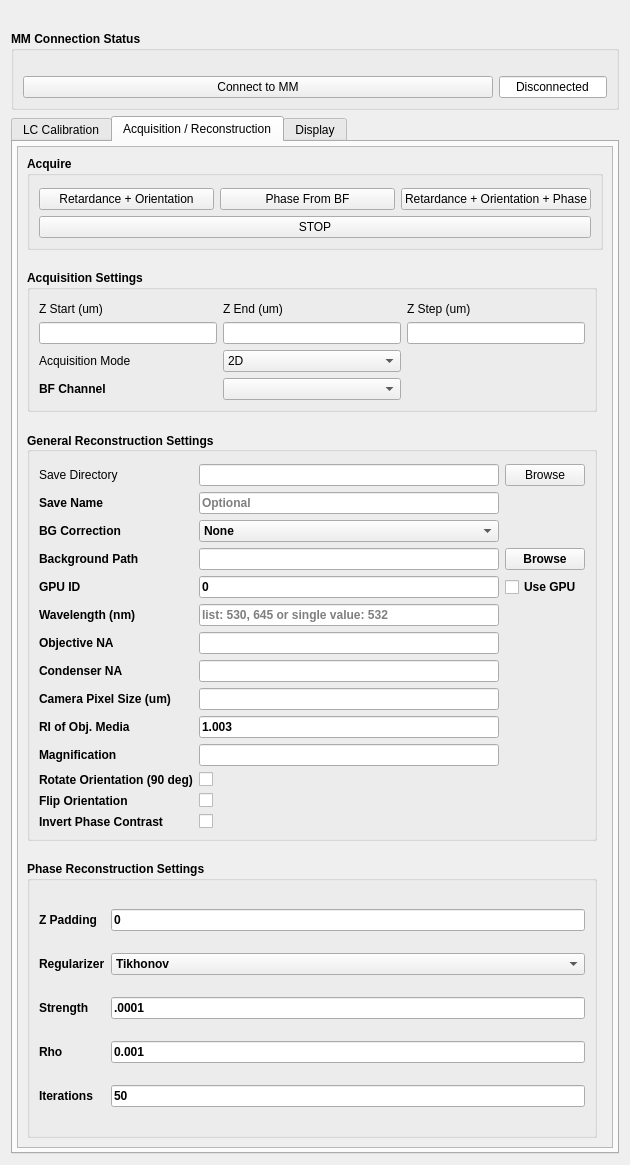
Above: waveorder/plugin/gui.ui from mehta-lab/waveorder before the change. Below: the same form after it.
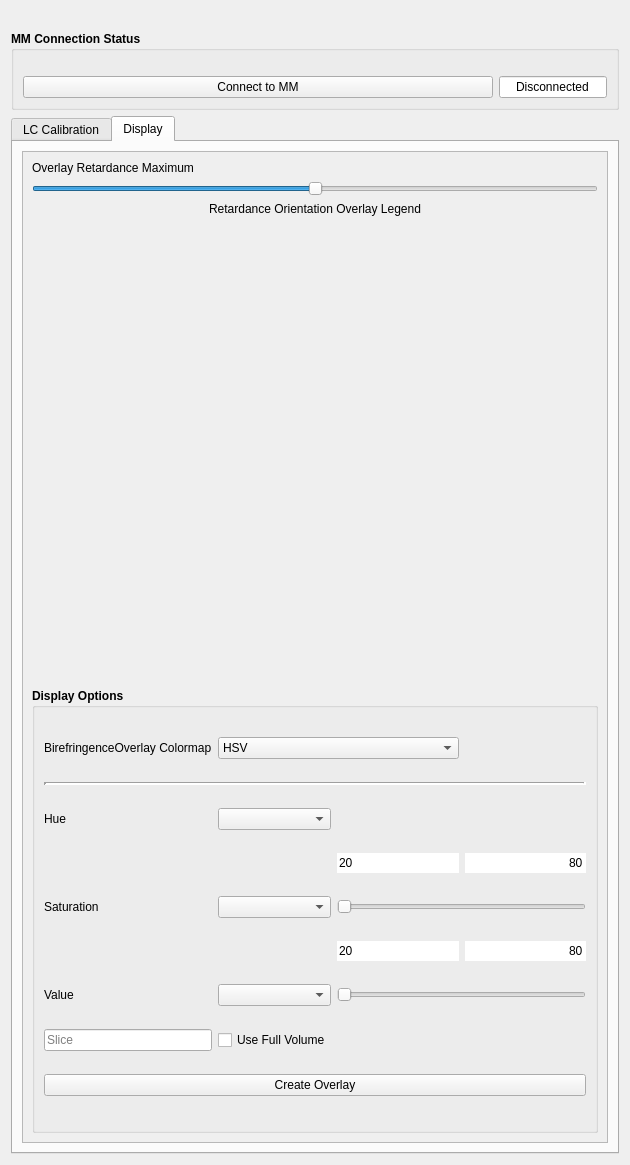
That is the form after the change. The open tabs and pages were chosen to show the change. Custom widgets are drawn as their Qt base class.

Commit message:
Hide acquisition tab (#493)
* Hide acquisition tab

* remove "Acquisition / Reconstruction Tab" docs

* remove acquisition workers, ui elements, and widgets

* remove unused lines

* deep clean of main_widget

The edit to the form file:
```diff
--- a/waveorder/plugin/gui.ui
+++ b/waveorder/plugin/gui.ui
@@ -969,773 +969,6 @@
        </item>
       </layout>
      </widget>
-     <widget class="QWidget" name="Acquisition">
-      <property name="sizePolicy">
-       <sizepolicy hsizetype="Preferred" vsizetype="Preferred">
-        <horstretch>0</horstretch>
-        <verstretch>0</verstretch>
-       </sizepolicy>
-      </property>
-      <property name="minimumSize">
-       <size>
-        <width>0</width>
-        <height>0</height>
-       </size>
-      </property>
-      <property name="maximumSize">
-       <size>
-        <width>16777215</width>
-        <height>16777215</height>
-       </size>
-      </property>
-      <attribute name="title">
-       <string>Acquisition / Reconstruction</string>
-      </attribute>
-      <layout class="QGridLayout" name="gridLayout_6">
-       <property name="sizeConstraint">
-        <enum>QLayout::SetDefaultConstraint</enum>
-       </property>
-       <property name="leftMargin">
-        <number>4</number>
-       </property>
-       <property name="topMargin">
-        <number>4</number>
-       </property>
-       <property name="rightMargin">
-        <number>4</number>
-       </property>
-       <property name="bottomMargin">
-        <number>4</number>
-       </property>
-       <property name="spacing">
-        <number>0</number>
-       </property>
-       <item row="4" column="0">
-        <widget class="QScrollArea" name="scrollArea_4">
-         <property name="sizePolicy">
-          <sizepolicy hsizetype="Expanding" vsizetype="Preferred">
-           <horstretch>0</horstretch>
-           <verstretch>0</verstretch>
-          </sizepolicy>
-         </property>
-         <property name="widgetResizable">
-          <bool>true</bool>
-         </property>
-         <widget class="QWidget" name="scrollAreaWidgetContents_4">
-          <property name="geometry">
-           <rect>
-            <x>0</x>
-            <y>0</y>
-            <width>614</width>
-            <height>990</height>
-           </rect>
-          </property>
-          <property name="sizePolicy">
-           <sizepolicy hsizetype="Preferred" vsizetype="Preferred">
-            <horstretch>0</horstretch>
-            <verstretch>0</verstretch>
-           </sizepolicy>
-          </property>
-          <layout class="QGridLayout" name="gridLayout_15">
-           <property name="verticalSpacing">
-            <number>20</number>
-           </property>
-           <item row="3" column="0">
-            <widget class="QGroupBox" name="phase">
-             <property name="sizePolicy">
-              <sizepolicy hsizetype="Expanding" vsizetype="Preferred">
-               <horstretch>0</horstretch>
-               <verstretch>0</verstretch>
-              </sizepolicy>
-             </property>
-             <property name="font">
-              <font>
-               <italic>false</italic>
-               <bold>true</bold>
-              </font>
-             </property>
-             <property name="title">
-              <string>Phase Reconstruction Settings</string>
-             </property>
-             <layout class="QGridLayout" name="gridLayout_23">
-              <property name="topMargin">
-               <number>12</number>
-              </property>
-              <property name="verticalSpacing">
-               <number>6</number>
-              </property>
-              <item row="1" column="0">
-               <widget class="QLabel" name="label_phase_regularizer">
-                <property name="text">
-                 <string>Regularizer</string>
-                </property>
-               </widget>
-              </item>
-              <item row="3" column="0">
-               <widget class="QLabel" name="label_phase_rho">
-                <property name="text">
-                 <string>Rho</string>
-                </property>
-               </widget>
-              </item>
-              <item row="2" column="1">
-               <widget class="QLineEdit" name="le_phase_strength">
-                <property name="text">
-                 <string>.0001</string>
-                </property>
-               </widget>
-              </item>
-              <item row="4" column="1">
-               <widget class="QLineEdit" name="le_itr">
-                <property name="text">
-                 <string>50</string>
-                </property>
-                <property name="placeholderText">
-                 <string>TV Only</string>
-                </property>
-               </widget>
-              </item>
-              <item row="1" column="1">
-               <widget class="QComboBox" name="cb_phase_denoiser">
-                <item>
-                 <property name="text">
-                  <string>Tikhonov</string>
-                 </property>
-                </item>
-                <item>
-                 <property name="text">
-                  <string>TV</string>
-                 </property>
-                </item>
-               </widget>
-              </item>
-              <item row="3" column="1">
-               <widget class="QLineEdit" name="le_rho">
-                <property name="text">
-                 <string>0.001</string>
-                </property>
-                <property name="placeholderText">
-                 <string>TV Only</string>
-                </property>
-               </widget>
-              </item>
-              <item row="4" column="0">
-               <widget class="QLabel" name="label_itr">
-                <property name="text">
-                 <string>Iterations</string>
-                </property>
-               </widget>
-              </item>
-              <item row="2" column="0">
-               <widget class="QLabel" name="label_phase_strength">
-                <property name="text">
-                 <string>Strength</string>
-                </property>
-               </widget>
-              </item>
-              <item row="0" column="0">
-               <widget class="QLabel" name="label_pad_z">
-                <property name="sizePolicy">
-                 <sizepolicy hsizetype="Fixed" vsizetype="Preferred">
-                  <horstretch>0</horstretch>
-                  <verstretch>0</verstretch>
-                 </sizepolicy>
-                </property>
-                <property name="text">
-                 <string>Z Padding</string>
-                </property>
-               </widget>
-              </item>
-              <item row="0" column="1">
-               <widget class="QLineEdit" name="le_pad_z">
-                <property name="sizePolicy">
-                 <sizepolicy hsizetype="Preferred" vsizetype="Fixed">
-                  <horstretch>0</horstretch>
-                  <verstretch>0</verstretch>
-                 </sizepolicy>
-                </property>
-                <property name="text">
-                 <string>0</string>
-                </property>
-               </widget>
-              </item>
-             </layout>
-            </widget>
-           </item>
-           <item row="1" column="0">
-            <widget class="QGroupBox" name="acq_settings">
-             <property name="sizePolicy">
-              <sizepolicy hsizetype="Preferred" vsizetype="Fixed">
-               <horstretch>0</horstretch>
-               <verstretch>0</verstretch>
-              </sizepolicy>
-             </property>
-             <property name="font">
-              <font>
-               <italic>false</italic>
-               <bold>true</bold>
-              </font>
-             </property>
-             <property name="focusPolicy">
-              <enum>Qt::TabFocus</enum>
-             </property>
-             <property name="title">
-              <string>Acquisition Settings</string>
-             </property>
-             <property name="flat">
-              <bool>false</bool>
-             </property>
-             <layout class="QGridLayout" name="gridLayout_8">
-              <property name="topMargin">
-               <number>12</number>
-              </property>
-              <property name="verticalSpacing">
-               <number>6</number>
-              </property>
-              <item row="3" column="1">
-               <widget class="QComboBox" name="cb_acq_mode">
-                <property name="font">
-                 <font>
-                  <italic>false</italic>
-                  <bold>false</bold>
-                 </font>
-                </property>
-                <property name="focusPolicy">
-                 <enum>Qt::StrongFocus</enum>
-                </property>
-                <item>
-                 <property name="text">
-                  <string>2D</string>
-                 </property>
-                </item>
-                <item>
-                 <property name="text">
-                  <string>3D</string>
-                 </property>
-                </item>
-               </widget>
-              </item>
-              <item row="1" column="0">
-               <widget class="QLabel" name="label_zstart">
-                <property name="font">
-                 <font>
-                  <italic>false</italic>
-                  <bold>false</bold>
-                 </font>
-                </property>
-                <property name="text">
-                 <string>Z Start (um)</string>
-                </property>
-               </widget>
-              </item>
-              <item row="3" column="0">
-               <widget class="QLabel" name="label_acq_mode">
-                <property name="font">
-                 <font>
-                  <italic>false</italic>
-                  <bold>false</bold>
-                 </font>
-                </property>
-                <property name="text">
-                 <string>Acquisition Mode</string>
-                </property>
-               </widget>
-              </item>
-              <item row="2" column="2">
-               <widget class="QLineEdit" name="le_zstep"/>
-              </item>
-              <item row="2" column="1">
-               <widget class="QLineEdit" name="le_zend"/>
-              </item>
-              <item row="1" column="2">
-               <widget class="QLabel" name="label_zstep">
-                <property name="font">
-                 <font>
-                  <italic>false</italic>
-                  <bold>false</bold>
-                 </font>
-                </property>
-                <property name="text">
-                 <string>Z Step (um)</string>
-                </property>
-               </widget>
-              </item>
-              <item row="1" column="1">
-               <widget class="QLabel" name="label_zend">
-                <property name="font">
-                 <font>
-                  <italic>false</italic>
-                  <bold>false</bold>
-                 </font>
-                </property>
-                <property name="text">
-                 <string>Z End (um)</string>
-                </property>
-               </widget>
-              </item>
-              <item row="4" column="1">
-               <widget class="QComboBox" name="cb_acq_channel">
-                <property name="currentText">
-                 <string/>
-                </property>
-               </widget>
-              </item>
-              <item row="4" column="0">
-               <widget class="QLabel" name="labe_acq_channel">
-                <property name="text">
-                 <string>BF Channel</string>
-                </property>
-               </widget>
-              </item>
-              <item row="2" column="0">
-               <widget class="QLineEdit" name="le_zstart"/>
-              </item>
-             </layout>
-            </widget>
-           </item>
-           <item row="2" column="0">
-            <widget class="QGroupBox" name="ReconSettings">
-             <property name="sizePolicy">
-              <sizepolicy hsizetype="Preferred" vsizetype="Fixed">
-               <horstretch>0</horstretch>
-               <verstretch>0</verstretch>
-              </sizepolicy>
-             </property>
-             <property name="font">
-              <font>
-               <italic>false</italic>
-               <bold>true</bold>
-              </font>
-             </property>
-             <property name="title">
-              <string>General Reconstruction Settings</string>
-             </property>
-             <property name="alignment">
-              <set>Qt::AlignLeading|Qt::AlignLeft|Qt::AlignVCenter</set>
-             </property>
-             <layout class="QGridLayout" name="gridLayout_9">
-              <property name="topMargin">
-               <number>12</number>
-              </property>
-              <property name="verticalSpacing">
-               <number>6</number>
-              </property>
-              <item row="10" column="0">
-               <widget class="QLabel" name="label_mag">
-                <property name="sizePolicy">
-                 <sizepolicy hsizetype="Fixed" vsizetype="Preferred">
-                  <horstretch>0</horstretch>
-                  <verstretch>0</verstretch>
-                 </sizepolicy>
-                </property>
-                <property name="text">
-                 <string>Magnification</string>
-                </property>
-               </widget>
-              </item>
-              <item row="1" column="1">
-               <widget class="QLineEdit" name="le_data_save_name">
-                <property name="sizePolicy">
-                 <sizepolicy hsizetype="Preferred" vsizetype="Fixed">
-                  <horstretch>0</horstretch>
-                  <verstretch>0</verstretch>
-                 </sizepolicy>
-                </property>
-                <property name="text">
-                 <string/>
-                </property>
-                <property name="placeholderText">
-                 <string>Optional</string>
-                </property>
-               </widget>
-              </item>
-              <item row="2" column="1">
-               <widget class="QComboBox" name="cb_bg_method">
-                <property name="focusPolicy">
-                 <enum>Qt::StrongFocus</enum>
-                </property>
-                <item>
-                 <property name="text">
-                  <string>None</string>
-                 </property>
-                </item>
-                <item>
-                 <property name="text">
-                  <string>Global</string>
-                 </property>
-                </item>
-                <item>
-                 <property name="text">
-                  <string>Local Fit</string>
-                 </property>
-                </item>
-               </widget>
-              </item>
-              <item row="12" column="0">
-               <widget class="QLabel" name="label_flip_orientation">
-                <property name="text">
-                 <string>Flip Orientation</string>
-                </property>
-               </widget>
-              </item>
-              <item row="10" column="1">
-               <widget class="QLineEdit" name="le_mag">
-                <property name="sizePolicy">
-                 <sizepolicy hsizetype="Preferred" vsizetype="Fixed">
-                  <horstretch>0</horstretch>
-                  <verstretch>0</verstretch>
-                 </sizepolicy>
-                </property>
-               </widget>
-              </item>
-              <item row="7" column="1">
-               <widget class="QLineEdit" name="le_cond_na">
-                <property name="sizePolicy">
-                 <sizepolicy hsizetype="Preferred" vsizetype="Fixed">
-                  <horstretch>0</horstretch>
-                  <verstretch>0</verstretch>
-                 </sizepolicy>
-                </property>
-               </widget>
-              </item>
-              <item row="1" column="0">
-               <widget class="QLabel" name="label_data_save_name">
-                <property name="text">
-                 <string>Save Name</string>
-                </property>
-               </widget>
-              </item>
-              <item row="4" column="0">
-               <widget class="QLabel" name="label_gpu_id">
-                <property name="text">
-                 <string>GPU ID</string>
-                </property>
-                <property name="alignment">
-                 <set>Qt::AlignLeading|Qt::AlignLeft|Qt::AlignVCenter</set>
-                </property>
-               </widget>
-              </item>
-              <item row="2" column="0">
-               <widget class="QLabel" name="label_bg_method">
-                <property name="text">
-                 <string>BG Correction</string>
-                </property>
-               </widget>
-              </item>
-              <item row="5" column="0">
-               <widget class="QLabel" name="label_recon_wavelength">
-                <property name="sizePolicy">
-                 <sizepolicy hsizetype="Fixed" vsizetype="Preferred">
-                  <horstretch>0</horstretch>
-                  <verstretch>0</verstretch>
-                 </sizepolicy>
-                </property>
-                <property name="text">
-                 <string>Wavelength (nm)</string>
-                </property>
-               </widget>
-              </item>
-              <item row="0" column="1">
-               <widget class="QLineEdit" name="le_save_dir">
-                <property name="placeholderText">
-                 <string/>
-                </property>
-               </widget>
-              </item>
-              <item row="4" column="1">
-               <widget class="QLineEdit" name="le_gpu_id">
-                <property name="sizePolicy">
-                 <sizepolicy hsizetype="Preferred" vsizetype="Fixed">
-                  <horstretch>0</horstretch>
-                  <verstretch>0</verstretch>
-                 </sizepolicy>
-                </property>
-                <property name="text">
-                 <string>0</string>
-                </property>
-                <property name="placeholderText">
-                 <string>Optional</string>
-                </property>
-               </widget>
-              </item>
-              <item row="7" column="0">
-               <widget class="QLabel" name="label_cond_na">
-                <property name="sizePolicy">
-                 <sizepolicy hsizetype="Fixed" vsizetype="Preferred">
-                  <horstretch>0</horstretch>
-                  <verstretch>0</verstretch>
-                 </sizepolicy>
-                </property>
-                <property name="text">
-                 <string>Condenser NA</string>
-                </property>
-               </widget>
-              </item>
-              <item row="11" column="1">
-               <widget class="QCheckBox" name="cb_rotate_orientation">
-                <property name="text">
-                 <string/>
-                </property>
-               </widget>
-              </item>
-              <item row="3" column="2">
-               <widget class="QPushButton" name="qbutton_browse_bg_path">
-                <property name="text">
-                 <string>Browse</string>
-                </property>
-               </widget>
-              </item>
-              <item row="4" column="2">
-               <widget class="QCheckBox" name="chb_use_gpu">
-                <property name="text">
-                 <string>Use GPU</string>
-                </property>
-               </widget>
-              </item>
-              <item row="3" column="0">
-               <widget class="QLabel" name="label_bg_path">
-                <property name="text">
-                 <string>Background Path</string>
-                </property>
-               </widget>
-              </item>
-              <item row="5" column="1">
-               <widget class="QLineEdit" name="le_recon_wavelength">
-                <property name="sizePolicy">
-                 <sizepolicy hsizetype="Preferred" vsizetype="Fixed">
-                  <horstretch>0</horstretch>
-                  <verstretch>0</verstretch>
-                 </sizepolicy>
-                </property>
-                <property name="placeholderText">
-                 <string>list: 530, 645 or single value: 532</string>
-                </property>
-               </widget>
-              </item>
-              <item row="9" column="1">
-               <widget class="QLineEdit" name="le_n_media">
-                <property name="sizePolicy">
-                 <sizepolicy hsizetype="Preferred" vsizetype="Fixed">
-                  <horstretch>0</horstretch>
-                  <verstretch>0</verstretch>
-                 </sizepolicy>
-                </property>
-                <property name="text">
-                 <string>1.003</string>
-                </property>
-               </widget>
-              </item>
-              <item row="11" column="0">
-               <widget class="QLabel" name="label_orientation_offset">
-                <property name="text">
-                 <string>Rotate Orientation (90 deg)</string>
-                </property>
-               </widget>
-              </item>
-              <item row="6" column="1">
-               <widget class="QLineEdit" name="le_obj_na">
-                <property name="sizePolicy">
-                 <sizepolicy hsizetype="Preferred" vsizetype="Fixed">
-                  <horstretch>0</horstretch>
-                  <verstretch>0</verstretch>
-                 </sizepolicy>
-                </property>
-               </widget>
-              </item>
-              <item row="6" column="0">
-               <widget class="QLabel" name="label_obj_na">
-                <property name="sizePolicy">
-                 <sizepolicy hsizetype="Fixed" vsizetype="Preferred">
-                  <horstretch>0</horstretch>
-                  <verstretch>0</verstretch>
-                 </sizepolicy>
-                </property>
-                <property name="text">
-                 <string>Objective NA</string>
-                </property>
-               </widget>
-              </item>
-              <item row="8" column="1">
-               <widget class="QLineEdit" name="le_ps">
-                <property name="sizePolicy">
-                 <sizepolicy hsizetype="Preferred" vsizetype="Fixed">
-                  <horstretch>0</horstretch>
-                  <verstretch>0</verstretch>
-                 </sizepolicy>
-                </property>
-                <property name="text">
-                 <string/>
-                </property>
-               </widget>
-              </item>
-              <item row="9" column="0">
-               <widget class="QLabel" name="label_n_media">
-                <property name="sizePolicy">
-                 <sizepolicy hsizetype="Fixed" vsizetype="Preferred">
-                  <horstretch>0</horstretch>
-                  <verstretch>0</verstretch>
-                 </sizepolicy>
-                </property>
-                <property name="text">
-                 <string>RI of Obj. Media</string>
-                </property>
-               </widget>
-              </item>
-              <item row="0" column="0">
-               <widget class="QLabel" name="label_save_dir">
-                <property name="font">
-                 <font>
-                  <italic>false</italic>
-                  <bold>false</bold>
-                 </font>
-                </property>
-                <property name="text">
-                 <string>Save Directory</string>
-                </property>
-               </widget>
-              </item>
-              <item row="8" column="0">
-               <widget class="QLabel" name="label_ps">
-                <property name="sizePolicy">
-                 <sizepolicy hsizetype="Fixed" vsizetype="Preferred">
-                  <horstretch>0</horstretch>
-                  <verstretch>0</verstretch>
-                 </sizepolicy>
-                </property>
-                <property name="text">
-                 <string>Camera Pixel Size (um)</string>
-                </property>
-               </widget>
-              </item>
-              <item row="0" column="2">
-               <widget class="QPushButton" name="qbutton_browse_save_dir">
-                <property name="font">
-                 <font>
-                  <italic>false</italic>
-                  <bold>false</bold>
-                 </font>
-                </property>
-                <property name="text">
-                 <string>Browse</string>
-                </property>
-               </widget>
-              </item>
-              <item row="3" column="1">
-               <widget class="QLineEdit" name="le_bg_path">
-                <property name="placeholderText">
-                 <string/>
-                </property>
-               </widget>
-              </item>
-              <item row="13" column="0">
-               <widget class="QLabel" name="label_invert_phase_contrast">
-                <property name="text">
-                 <string>Invert Phase Contrast</string>
-                </property>
-               </widget>
-              </item>
-              <item row="12" column="1">
-               <widget class="QCheckBox" name="cb_flip_orientation">
-                <property name="text">
-                 <string/>
-                </property>
-               </widget>
-              </item>
-              <item row="13" column="1">
-               <widget class="QCheckBox" name="cb_invert_phase_contrast">
-                <property name="text">
-                 <string/>
-                </property>
-               </widget>
-              </item>
-             </layout>
-            </widget>
-           </item>
-           <item row="0" column="0" colspan="2">
-            <widget class="QGroupBox" name="acquire">
-             <property name="sizePolicy">
-              <sizepolicy hsizetype="Preferred" vsizetype="Fixed">
-               <horstretch>0</horstretch>
-               <verstretch>0</verstretch>
-              </sizepolicy>
-             </property>
-             <property name="font">
-              <font>
-               <italic>false</italic>
-               <bold>true</bold>
-              </font>
-             </property>
-             <property name="title">
-              <string>Acquire</string>
-             </property>
-             <layout class="QGridLayout" name="gridLayout_13">
-              <property name="topMargin">
-               <number>12</number>
-              </property>
-              <property name="verticalSpacing">
-               <number>6</number>
-              </property>
-              <item row="2" column="0">
-               <widget class="QPushButton" name="qbutton_acq_ret_ori">
-                <property name="font">
-                 <font>
-                  <italic>false</italic>
-                  <bold>false</bold>
-                 </font>
-                </property>
-                <property name="text">
-                 <string>Retardance + Orientation</string>
-                </property>
-               </widget>
-              </item>
-              <item row="2" column="1">
-               <widget class="QPushButton" name="qbutton_acq_phase_from_bf">
-                <property name="font">
-                 <font>
-                  <italic>false</italic>
-                  <bold>false</bold>
-                 </font>
-                </property>
-                <property name="text">
-                 <string>Phase From BF</string>
-                </property>
-               </widget>
-              </item>
-              <item row="2" column="2">
-               <widget class="QPushButton" name="qbutton_acq_ret_ori_phase">
-                <property name="font">
-                 <font>
-                  <italic>false</italic>
-                  <bold>false</bold>
-                 </font>
-                </property>
-                <property name="text">
-                 <string>Retardance + Orientation + Phase</string>
-                </property>
-               </widget>
-              </item>
-              <item row="3" column="0" colspan="3">
-               <widget class="QPushButton" name="qbutton_stop_acq">
-                <property name="font">
-                 <font>
-                  <italic>false</italic>
-                  <bold>false</bold>
-                 </font>
-                </property>
-                <property name="text">
-                 <string>STOP</string>
-                </property>
-               </widget>
-              </item>
-             </layout>
-            </widget>
-           </item>
-          </layout>
-         </widget>
-        </widget>
-       </item>
-      </layout>
-     </widget>
      <widget class="QWidget" name="Display">
       <attribute name="title">
        <string>Display</string>
```
Left out of the diff: 28 changed lines with no effect on the pictures. The commit also changes 10 other files.
